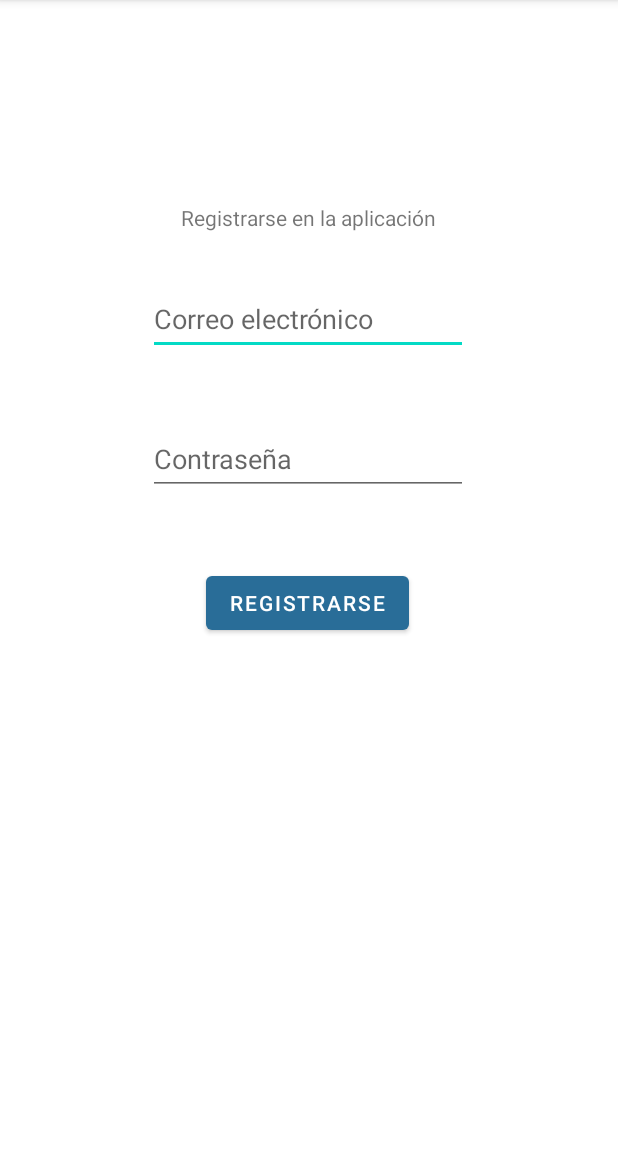
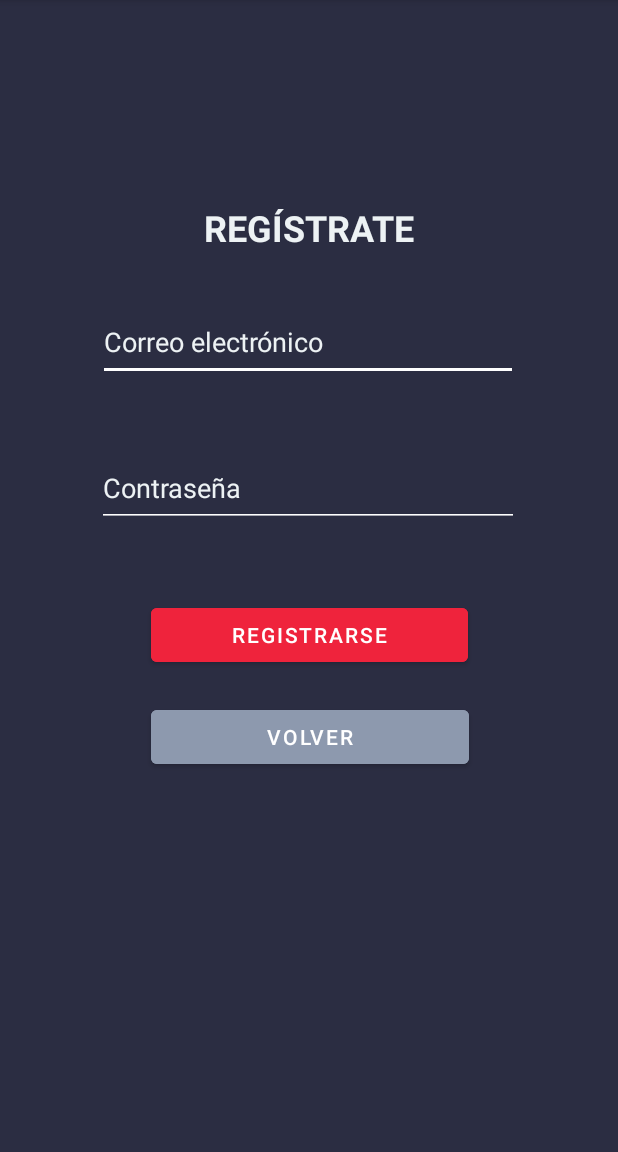
Before and after one commit to luiscotoo/ProyectoDSM, an Android app: the Register screen opened directly, with no data from a screen before it, on a phone screen of 412 x 824 dp, the part 84-1236 px from its top. Run offline under Robolectric (Android 15) with nearby library versions, the phone set to English and light mode, and no system bars; our stand-ins replace Firebase (no records; nobody signed in at launch, a user with empty details on screens opened directly).

Commit message:
Diseño Register

```diff
--- a/MedOne/app/src/main/java/sv/edu/udb/medone/Register.java
+++ b/MedOne/app/src/main/java/sv/edu/udb/medone/Register.java
@@ -73,4 +73,9 @@ public class Register extends AppCompatActivity {
                 });
     }
 
+    public void Volver(View v){
+        Intent intent = new Intent(this, Login.class);
+        startActivity(intent);
+    }
+
 }
--- a/MedOne/app/src/main/res/layout/activity_register.xml
+++ b/MedOne/app/src/main/res/layout/activity_register.xml
@@ -4,6 +4,7 @@
     xmlns:tools="http://schemas.android.com/tools"
     android:layout_width="match_parent"
     android:layout_height="match_parent"
+    android:background="#2b2d42"
     tools:context=".Register">
 
     <TextView
@@ -13,51 +14,75 @@
         android:layout_marginStart="119dp"
         android:layout_marginTop="135dp"
         android:layout_marginEnd="120dp"
-        android:text="Registrarse en la aplicación"
+        android:textStyle="bold"
+        android:textColor="#edf2f4"
+        android:textAllCaps="true"
+        android:textSize="24sp"
+        android:text="Regístrate"
         app:layout_constraintEnd_toEndOf="parent"
         app:layout_constraintStart_toStartOf="parent"
         app:layout_constraintTop_toTopOf="parent" />
 
     <EditText
         android:id="@+id/etEmailR"
-        android:layout_width="wrap_content"
-        android:layout_height="wrap_content"
+        android:layout_width="280dp"
+        android:layout_height="52dp"
         android:layout_marginStart="100dp"
         android:layout_marginTop="34dp"
         android:layout_marginEnd="101dp"
+        android:backgroundTint="@color/white"
         android:ems="10"
         android:hint="Correo electrónico"
         android:inputType="textPersonName"
         android:minHeight="48dp"
+        android:textColor="#edf2f4"
+        android:textColorHint="#edf2f4"
         app:layout_constraintEnd_toEndOf="parent"
         app:layout_constraintStart_toStartOf="parent"
         app:layout_constraintTop_toBottomOf="@+id/tvTituloRegistro" />
 
     <EditText
         android:id="@+id/etPasswordR"
-        android:layout_width="wrap_content"
-        android:layout_height="wrap_content"
+        android:layout_width="281dp"
+        android:layout_height="52dp"
         android:layout_marginStart="100dp"
         android:layout_marginTop="45dp"
         android:layout_marginEnd="101dp"
+        android:backgroundTint="@color/white"
         android:ems="10"
         android:hint="Contraseña"
         android:inputType="textPassword"
         android:minHeight="48dp"
+        android:textColor="#edf2f4"
+        android:textColorHint="#edf2f4"
         app:layout_constraintEnd_toEndOf="parent"
         app:layout_constraintStart_toStartOf="parent"
         app:layout_constraintTop_toBottomOf="@+id/etEmailR" />
 
     <Button
         android:id="@+id/btnRegister"
-        android:layout_width="wrap_content"
-        android:layout_height="wrap_content"
-        android:layout_marginStart="137dp"
+        android:layout_width="211dp"
+        android:layout_height="48dp"
+        android:layout_marginStart="100dp"
         android:layout_marginTop="48dp"
-        android:layout_marginEnd="138dp"
+        android:layout_marginEnd="100dp"
+        android:backgroundTint="#ef233c"
         android:text="Registrarse"
         app:layout_constraintEnd_toEndOf="parent"
-        app:layout_constraintHorizontal_bias="0.0"
+        app:layout_constraintStart_toStartOf="parent"
+        app:layout_constraintTop_toBottomOf="@+id/etPasswordR" />
+
+    <Button
+        android:id="@+id/btnVolverR"
+        android:layout_width="212dp"
+        android:layout_height="48dp"
+        android:layout_marginStart="100dp"
+        android:layout_marginTop="116dp"
+        android:layout_marginEnd="99dp"
+        android:backgroundTint="#8D99AE"
+        android:onClick="Volver"
+        android:text="Volver"
+        app:layout_constraintEnd_toEndOf="parent"
         app:layout_constraintStart_toStartOf="parent"
         app:layout_constraintTop_toBottomOf="@+id/etPasswordR" />
 </androidx.constraintlayout.widget.ConstraintLayout>
```
